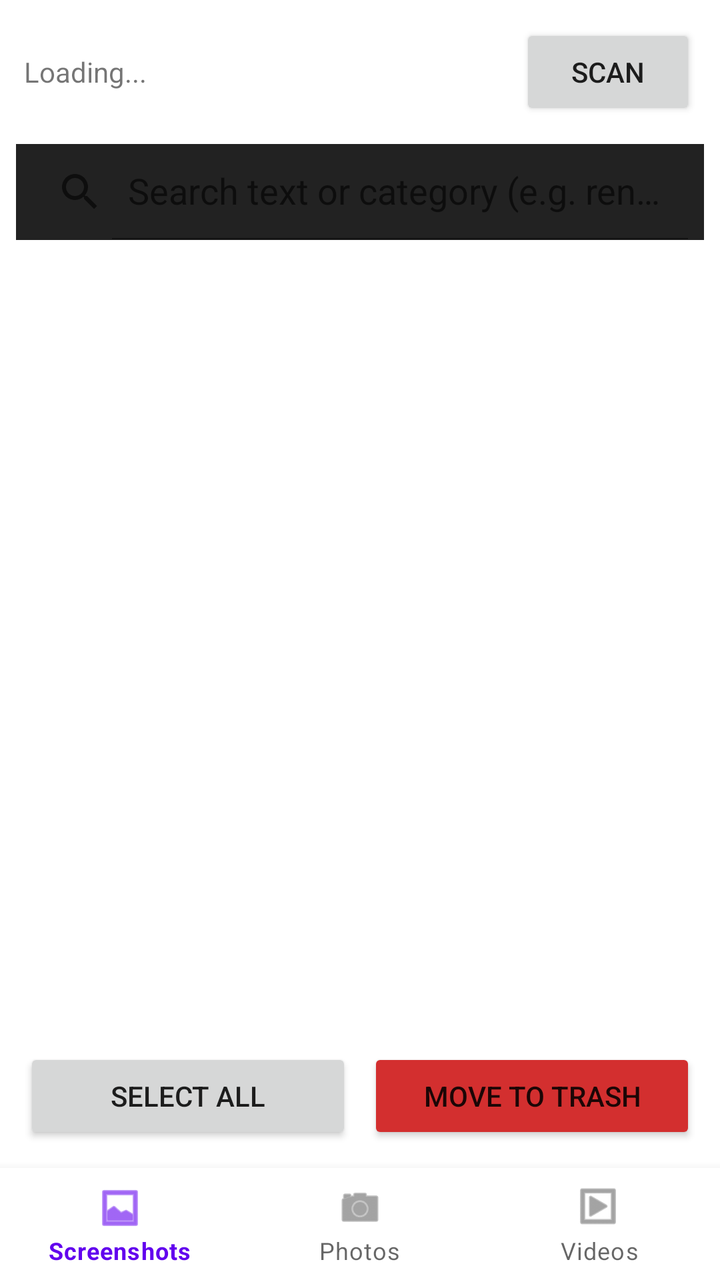
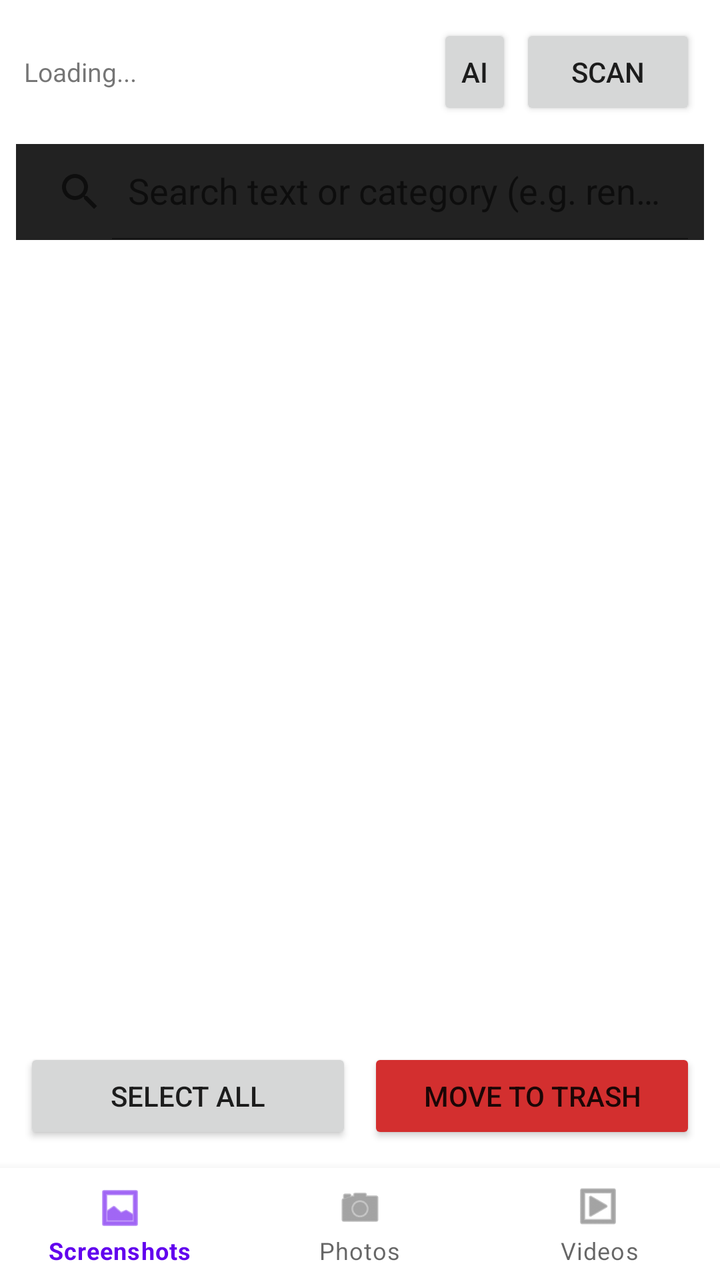

Before-and-after screenshots of an Android layout around one commit, followed by the original layout XML and the change that was made.
<!-- AndroidManifest.xml: application theme Theme.ScreenshotCleaner -->
<!-- res/layout/activity_main.xml -->
<?xml version="1.0" encoding="utf-8"?>
<LinearLayout xmlns:android="http://schemas.android.com/apk/res/android"
    xmlns:app="http://schemas.android.com/apk/res-auto"
    android:orientation="vertical"
    android:layout_width="match_parent"
    android:layout_height="match_parent">

    <LinearLayout
        android:orientation="horizontal"
        android:layout_width="match_parent"
        android:layout_height="wrap_content"
        android:padding="12dp"
        android:gravity="center_vertical">

        <TextView
            android:id="@+id/statusText"
            android:layout_width="0dp"
            android:layout_height="wrap_content"
            android:layout_weight="1"
            android:text="Loading..."
            android:textSize="14sp" />

        <Button
            android:id="@+id/scanButton"
            android:layout_width="wrap_content"
            android:layout_height="wrap_content"
            android:text="Scan" />
    </LinearLayout>

    <androidx.appcompat.widget.SearchView
        android:id="@+id/searchView"
        android:layout_width="match_parent"
        android:layout_height="wrap_content"
        android:layout_marginHorizontal="8dp"
        android:layout_marginBottom="4dp"
        android:background="#222222"
        app:iconifiedByDefault="false"
        app:queryHint="Search text or category (e.g. rent, house, food)" />

    <androidx.recyclerview.widget.RecyclerView
        android:id="@+id/recyclerView"
        android:layout_width="match_parent"
        android:layout_height="0dp"
        android:layout_weight="1"
        android:padding="4dp" />

    <LinearLayout
        android:orientation="horizontal"
        android:layout_width="match_parent"
        android:layout_height="wrap_content"
        android:padding="12dp"
        android:gravity="center_vertical">

        <Button
            android:id="@+id/selectAllButton"
            android:layout_width="0dp"
            android:layout_height="wrap_content"
            android:layout_weight="1"
            android:text="Select All" />

        <Space android:layout_width="8dp" android:layout_height="1dp" />

        <Button
            android:id="@+id/deleteButton"
            android:layout_width="0dp"
            android:layout_height="wrap_content"
            android:layout_weight="1"
            android:backgroundTint="#D32F2F"
            android:text="Move to Trash" />
    </LinearLayout>

    <com.google.android.material.bottomnavigation.BottomNavigationView
        android:id="@+id/bottomNav"
        android:layout_width="match_parent"
        android:layout_height="wrap_content"
        app:menu="@menu/bottom_nav" />

</LinearLayout>
<!-- resources referenced by this layout -->
<resources>
  <style name="Theme.ScreenshotCleaner" parent="Theme.MaterialComponents.DayNight.NoActionBar" />
</resources>

<!-- the commit's change to res/layout/activity_main.xml (unified diff, before → after) -->
@@ -18,7 +18,17 @@
             android:layout_height="wrap_content"
             android:layout_weight="1"
             android:text="Loading..."
-            android:textSize="14sp" />
+            android:textSize="13sp" />
+
+        <Button
+            android:id="@+id/aiButton"
+            android:layout_width="wrap_content"
+            android:layout_height="wrap_content"
+            android:text="AI"
+            android:minWidth="0dp"
+            android:paddingHorizontal="12dp" />
+
+        <Space android:layout_width="4dp" android:layout_height="1dp" />
 
         <Button
             android:id="@+id/scanButton"
